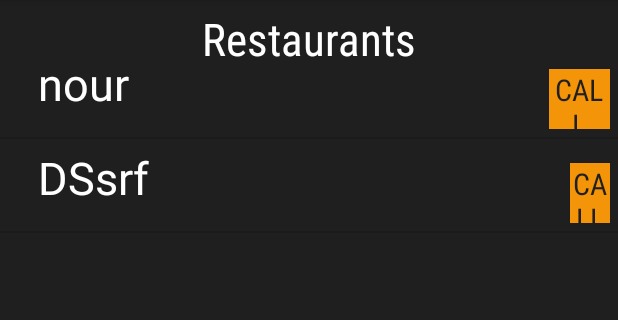
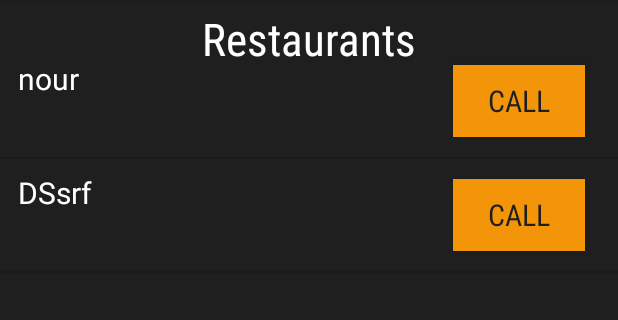
Before and after one commit to maryammehabb/Phonograph, an Android app: the resturauntList screen opened directly, with no data from a screen before it, on a phone screen of 412 x 824 dp, the part 84-404 px from its top. Run offline under Robolectric (Android 15) with nearby library versions, the phone set to English and light mode, and no system bars.

Commit message:
Design update

```diff
--- /dev/null
+++ b/AndroidAPP/systemIntegration/Integration/app/src/main/res/drawable/ic_log_out.xml
@@ -0,0 +1,9 @@
+<vector xmlns:android="http://schemas.android.com/apk/res/android"
+        android:width="24dp"
+        android:height="24dp"
+        android:viewportWidth="24.0"
+        android:viewportHeight="24.0">
+    <path
+        android:fillColor="#FF000000"
+        android:pathData="M12,5.9c1.16,0 2.1,0.94 2.1,2.1s-0.94,2.1 -2.1,2.1S9.9,9.16 9.9,8s0.94,-2.1 2.1,-2.1m0,9c2.97,0 6.1,1.46 6.1,2.1v1.1L5.9,18.1L5.9,17c0,-0.64 3.13,-2.1 6.1,-2.1M12,4C9.79,4 8,5.79 8,8s1.79,4 4,4 4,-1.79 4,-4 -1.79,-4 -4,-4zM12,13c-2.67,0 -8,1.34 -8,4v3h16v-3c0,-2.66 -5.33,-4 -8,-4z"/>
+</vector>
--- a/AndroidAPP/systemIntegration/Integration/app/src/main/res/layout/restaurantlistviewitems.xml
+++ b/AndroidAPP/systemIntegration/Integration/app/src/main/res/layout/restaurantlistviewitems.xml
@@ -1,6 +1,7 @@
 <?xml version="1.0" encoding="utf-8"?>
-<LinearLayout
+<android.support.constraint.ConstraintLayout
     xmlns:android="http://schemas.android.com/apk/res/android"
+    xmlns:app="http://schemas.android.com/apk/res-auto"
     xmlns:tools="http://schemas.android.com/tools"
     android:layout_width="match_parent"
     android:layout_height="match_parent"
@@ -8,26 +9,38 @@
     android:orientation="horizontal"
     >
 
-     <TextView
-        android:id="@+id/txt"
-        android:layout_width="wrap_content"
-        android:layout_height="match_parent"
-        android:layout_marginRight="10dp"
-        android:textColor="#FFFFFF"
-        android:paddingLeft="20dp"
-        android:textSize="30dp"/>
 
     <Button
         android:id="@+id/bt"
         android:layout_width="wrap_content"
         android:layout_height="wrap_content"
-        android:layout_marginLeft="270dp"
+        android:layout_marginStart="8dp"
+        android:layout_marginTop="8dp"
+        android:layout_marginEnd="8dp"
+        android:layout_marginBottom="8dp"
+        android:background="#F49409"
         android:fontFamily="sans-serif-condensed"
-        android:background="#F49409"
-        android:focusable="false"
         android:onClick="clickMe"
         android:textColor="#1F1F1F"
-        android:textSize="20dp">
+        android:textSize="20dp"
+        app:layout_constraintBottom_toBottomOf="parent"
+        app:layout_constraintEnd_toEndOf="parent"
+        app:layout_constraintHorizontal_bias="0.971"
+        app:layout_constraintStart_toStartOf="parent"
+        app:layout_constraintTop_toTopOf="parent"
+        app:layout_constraintVertical_bias="0.071" />
 
-    </Button>
-</LinearLayout>
+    <TextView
+        android:id="@+id/txt"
+        android:layout_width="wrap_content"
+        android:layout_height="wrap_content"
+        android:paddingLeft="0dp"
+        android:textColor="#FFFFFF"
+        android:textSize="20dp"
+        app:layout_constraintBottom_toBottomOf="parent"
+        app:layout_constraintEnd_toEndOf="parent"
+        app:layout_constraintHorizontal_bias="0.019"
+        app:layout_constraintStart_toStartOf="parent"
+        app:layout_constraintTop_toTopOf="parent"
+        app:layout_constraintVertical_bias="0.087" />
+</android.support.constraint.ConstraintLayout>
--- a/AndroidAPP/systemIntegration/Integration/app/src/main/res/menu/navigation_menu.xml
+++ b/AndroidAPP/systemIntegration/Integration/app/src/main/res/menu/navigation_menu.xml
@@ -9,6 +9,7 @@
 
     <item
         android:id="@+id/logOut"
+        android:icon="@drawable/ic_log_out"
         android:title="Log Out" />
 
 
```
